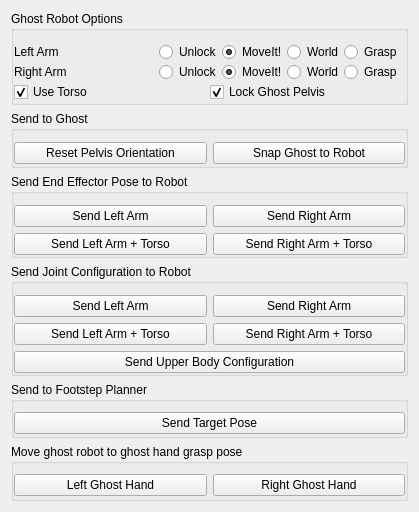
Qt form vigir_ocs_ghost_control_widget/src/ui/ghost_control_widget.ui (team-vigir/vigir_ocs_common) before a commit.
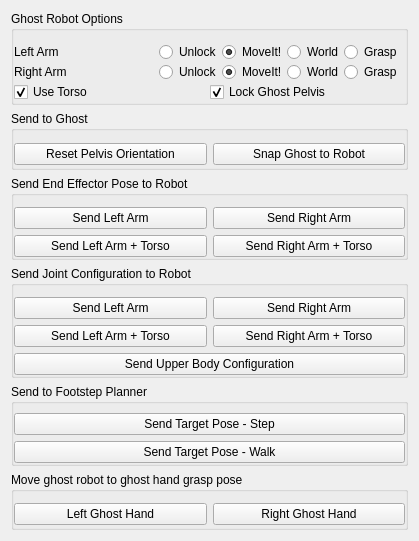
The same form after that commit.

```diff
--- a/vigir_ocs_ghost_control_widget/src/ui/ghost_control_widget.ui
+++ b/vigir_ocs_ghost_control_widget/src/ui/ghost_control_widget.ui
@@ -7,7 +7,7 @@
     <x>0</x>
     <y>0</y>
     <width>419</width>
-    <height>512</height>
+    <height>541</height>
    </rect>
   </property>
   <property name="minimumSize">
@@ -404,13 +404,23 @@
       <property name="bottomMargin">
        <number>0</number>
       </property>
-      <property name="spacing">
+      <property name="horizontalSpacing">
        <number>0</number>
       </property>
+      <property name="verticalSpacing">
+       <number>6</number>
+      </property>
       <item row="0" column="0">
        <widget class="QPushButton" name="pushButton">
         <property name="text">
-         <string>Send Target Pose</string>
+         <string>Send Target Pose - Step</string>
+        </property>
+       </widget>
+      </item>
+      <item row="1" column="0">
+       <widget class="QPushButton" name="pushButton_2">
+        <property name="text">
+         <string>Send Target Pose - Walk</string>
         </property>
        </widget>
       </item>
```
